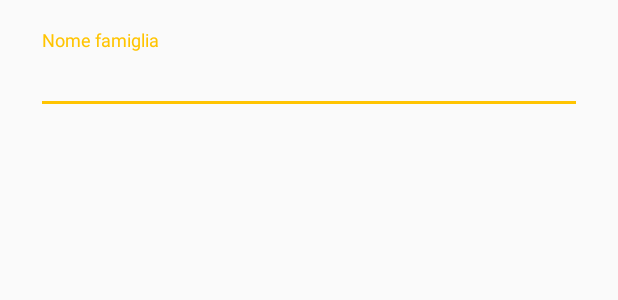
After one commit to nicolapagiaro/FamilyShopping, an Android app: the layout famiglia_change_dialog.xml on its own in the app's theme, with its tools: preview values and no code run, on a phone screen of 412 x 824 dp. The commit adds this screen. Shown: the top 300 px of the screen. Run offline under Robolectric (Android 15) with nearby library versions, the light colour scheme and no system bars.

Commit message:
Tentando di cambiare il nome della famiglia

```diff
--- a/app/src/main/java/it/paggiapp/familyshopping/backend/Comunication.kt
+++ b/app/src/main/java/it/paggiapp/familyshopping/backend/Comunication.kt
@@ -35,12 +35,14 @@ class Comunication {
         companion object {
             val URL = "http://quizapp.000webhostapp.com/familyshopping/updateUtenti.php"
             val URL_CHANGE_PSSW = "http://quizapp.000webhostapp.com/familyshopping/changePassword.php"
+            val URL_CHANGE_NOME_FAM = "http://quizapp.000webhostapp.com/familyshopping/changeFamilyName.php"
             val ID_LABEL = "id"
             val CODE_LABEL = "code"
             val IDS_LABEL = "ids"
             val ARRAY_USER = "utenti"
             val NEWPSSW_LABEL = "newPssw"
             val OLDPSSW_LABEL = "oldPssw"
+            val NOME_FAM = "nomeFam"
         }
     }
 
--- /dev/null
+++ b/app/src/main/res/layout/famiglia_change_dialog.xml
@@ -0,0 +1,30 @@
+<?xml version="1.0" encoding="utf-8"?>
+<android.support.constraint.ConstraintLayout xmlns:android="http://schemas.android.com/apk/res/android"
+    xmlns:app="http://schemas.android.com/apk/res-auto"
+    xmlns:tools="http://schemas.android.com/tools"
+    android:layout_width="match_parent"
+    android:layout_height="wrap_content">
+
+    <android.support.design.widget.TextInputLayout
+        android:id="@+id/wrapper_nome_fam"
+        android:layout_width="match_parent"
+        android:layout_height="wrap_content"
+        android:layout_marginBottom="24dp"
+        android:layout_marginEnd="24dp"
+        android:layout_marginStart="24dp"
+        android:layout_marginTop="@dimen/dialog_content_marginTop"
+        app:layout_constraintBottom_toBottomOf="parent"
+        app:layout_constraintEnd_toEndOf="parent"
+        app:layout_constraintStart_toStartOf="parent"
+        app:layout_constraintTop_toTopOf="parent">
+
+        <android.support.design.widget.TextInputEditText
+            android:id="@+id/et_nome_fam"
+            android:layout_width="match_parent"
+            android:layout_height="wrap_content"
+            android:hint="@string/et_nome_fam"
+            android:inputType="textCapSentences" />
+
+    </android.support.design.widget.TextInputLayout>
+
+</android.support.constraint.ConstraintLayout>
--- a/app/src/main/res/layout/fragment_utente.xml
+++ b/app/src/main/res/layout/fragment_utente.xml
@@ -144,7 +144,11 @@
                 android:orientation="vertical">
 
                 <LinearLayout
+                    android:id="@+id/nome_fam_container"
                     android:layout_width="match_parent"
+                    android:background="?attr/selectableItemBackground"
+                    android:clickable="true"
+                    android:focusable="true"
                     android:layout_height="@dimen/twolist_height"
                     android:gravity="center_vertical"
                     android:orientation="vertical">
--- a/app/src/main/res/values/strings.xml
+++ b/app/src/main/res/values/strings.xml
@@ -98,9 +98,13 @@
     <string name="tv_family_code">Codice di accesso</string>
     <string name="tv_family_number">Numero membri</string>
     <string name="dialogo_change_pssw_title">Cambio password</string>
+    <string name="dialog_change_fam">Cambio nome famiglia</string>
     <string name="et_change_pssw1">Vecchia password</string>
     <string name="et_change_pssw2">Nuova password</string>
+    <string name="et_nome_fam">Nome famiglia</string>
     <string name="change_pssw_error">Dati immessi non validi</string>
     <string name="change_pssw_done">Password cambiata</string>
     <string name="change_pssw_failed">Errore, password non cambiata</string>
+    <string name="change_nome_fam_done">Nome famiglia cambiato</string>
+    <string name="change_nome_fam_fail">Errore, nessuna modifica apportata</string>
 </resources>
```
Also changed, not shown: app/src/main/java/it/paggiapp/familyshopping/UtenteFragment.kt (+47 -4 lines), app/src/main/java/it/paggiapp/familyshopping/backend/ServerHelper.kt (+41 -0 lines), app/src/main/java/it/paggiapp/familyshopping/util/Util.kt (+7 -0 lines).
